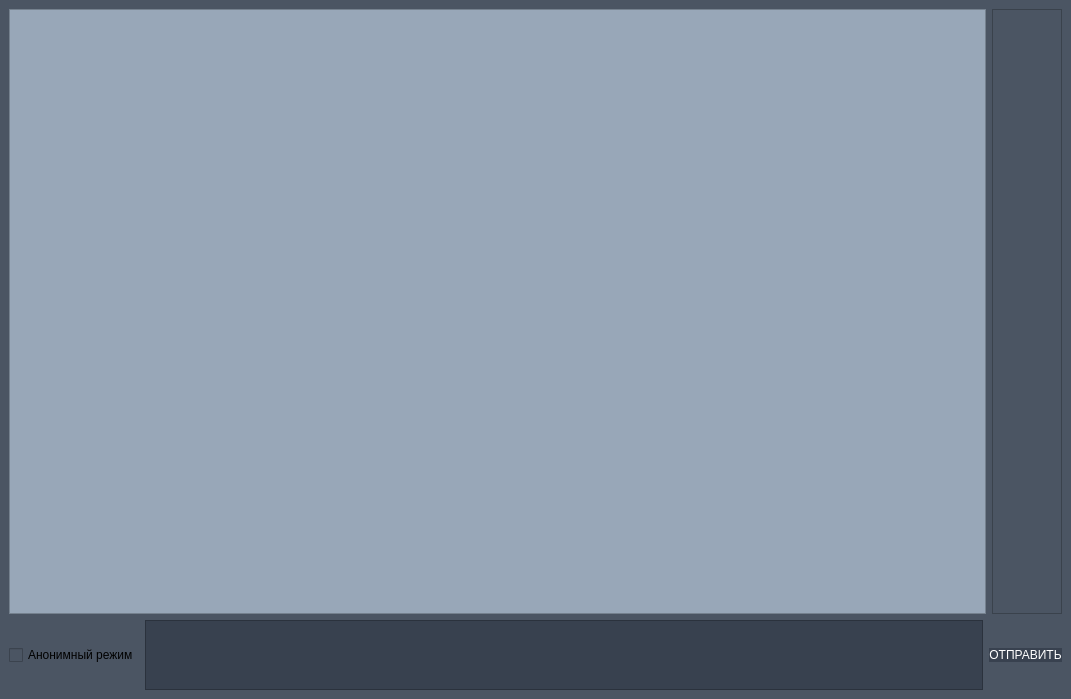
Old version of the form client.ui in the repository adsfasdfdsf/client.
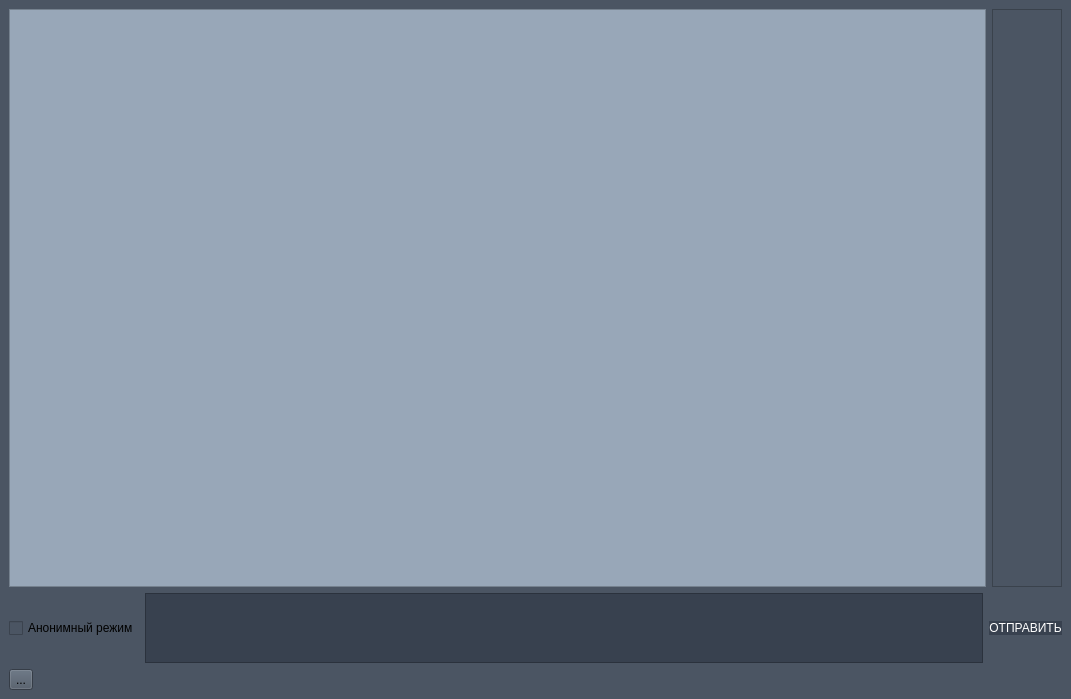
New version of the form.

Diff of the .ui file:
```diff
--- a/client.ui
+++ b/client.ui
@@ -69,7 +69,7 @@
            <x>0</x>
            <y>0</y>
            <width>972</width>
-           <height>598</height>
+           <height>570</height>
           </rect>
          </property>
          <property name="sizePolicy">
@@ -137,7 +137,7 @@
            <x>0</x>
            <y>0</y>
            <width>69</width>
-           <height>598</height>
+           <height>570</height>
           </rect>
          </property>
          <layout class="QVBoxLayout" name="verticalLayout_3">
@@ -181,7 +181,7 @@
     <item>
      <layout class="QHBoxLayout" name="horizontalLayout">
       <item>
-       <layout class="QHBoxLayout" name="horizontalLayout_2">
+       <layout class="QVBoxLayout" name="verticalLayout_6">
         <item>
          <widget class="QCheckBox" name="anonymus">
           <property name="text">
@@ -230,6 +230,13 @@
       </item>
      </layout>
     </item>
+    <item>
+     <widget class="QToolButton" name="Settings">
+      <property name="text">
+       <string>...</string>
+      </property>
+     </widget>
+    </item>
    </layout>
   </widget>
  </widget>
```
